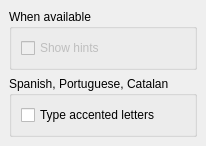
KDE/khangman, file src/languageui.ui: the form before one commit.
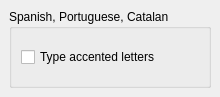
The form after the commit.

Commit message: Move Hint to General tab in Config dialog as submitted during the Polishing session

The edit to the form file:
```diff
--- a/src/languageui.ui
+++ b/src/languageui.ui
@@ -8,8 +8,8 @@
    <rect>
     <x>0</x>
     <y>0</y>
-    <width>154</width>
-    <height>142</height>
+    <width>220</width>
+    <height>97</height>
    </rect>
   </property>
   <property name="toolTip" >
@@ -19,7 +19,19 @@
    <property name="margin" >
     <number>9</number>
    </property>
-   <property name="spacing" >
+   <property name="topMargin" >
+    <number>9</number>
+   </property>
+   <property name="rightMargin" >
+    <number>9</number>
+   </property>
+   <property name="bottomMargin" >
+    <number>9</number>
+   </property>
+   <property name="horizontalSpacing" >
+    <number>6</number>
+   </property>
+   <property name="verticalSpacing" >
     <number>6</number>
    </property>
    <item row="1" column="0" >
@@ -31,7 +43,19 @@
       <property name="margin" >
        <number>9</number>
       </property>
-      <property name="spacing" >
+      <property name="topMargin" >
+       <number>9</number>
+      </property>
+      <property name="rightMargin" >
+       <number>9</number>
+      </property>
+      <property name="bottomMargin" >
+       <number>9</number>
+      </property>
+      <property name="horizontalSpacing" >
+       <number>6</number>
+      </property>
+      <property name="verticalSpacing" >
        <number>6</number>
       </property>
       <item row="0" column="0" >
@@ -51,38 +75,6 @@
      </layout>
     </widget>
    </item>
-   <item row="0" column="0" >
-    <widget class="QGroupBox" name="hintGroup" >
-     <property name="title" >
-      <string>When available</string>
-     </property>
-     <layout class="QGridLayout" >
-      <property name="margin" >
-       <number>9</number>
-      </property>
-      <property name="spacing" >
-       <number>6</number>
-      </property>
-      <item row="0" column="0" >
-       <widget class="QCheckBox" name="kcfg_Hint" >
-        <property name="enabled" >
-         <bool>false</bool>
-        </property>
-        <property name="toolTip" >
-         <string>If you check it, a hint will be displayed by right-clicking on the game window.</string>
-        </property>
-        <property name="whatsThis" >
-         <string>Some languages have hints to help you guess the word more easily. If this is &lt;b>disabled&lt;/b>, there is no such option for your current language data file.
-If this is &lt;b>enabled&lt;/b>, then hints are available and you can get them by checking this box. You will see the hint for the word you are trying to guess by right-clicking somewhere on the KHangMan window. The hint will be displayed for four seconds in a tooltip.</string>
-        </property>
-        <property name="text" >
-         <string>Show hints</string>
-        </property>
-       </widget>
-      </item>
-     </layout>
-    </widget>
-   </item>
   </layout>
  </widget>
  <pixmapfunction></pixmapfunction>
```
Left out of the diff: 8 changed lines with no effect on the pictures. The commit also changes 2 other files.
